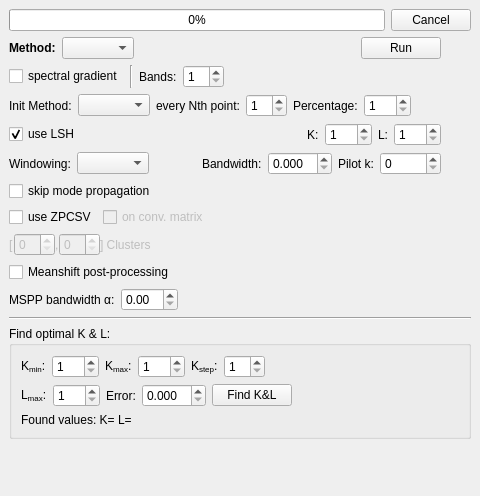
The window that gerbil/gui/docks/ussegmentationdock.ui (gerbilvis/gerbil) describes before a commit, drawn with Qt 5.
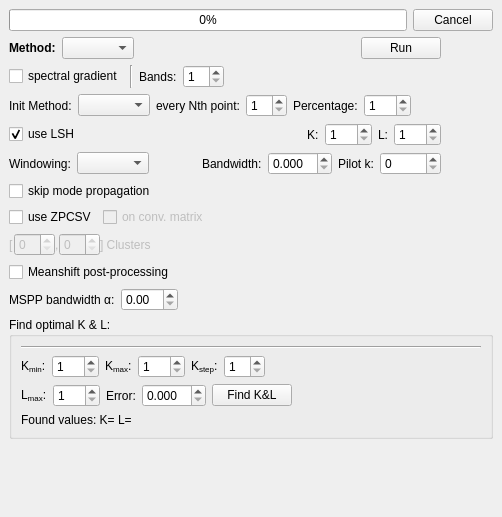
The same window after the commit. Icons and pictures are not drawn.

Commit message: remove unsup. segmentation parameters from user's view renamed dock to clustering (only title) some other GUI polish

The edit to the form file:
```diff
--- a/gerbil/gui/docks/ussegmentationdock.ui
+++ b/gerbil/gui/docks/ussegmentationdock.ui
@@ -6,8 +6,8 @@
    <rect>
     <x>0</x>
     <y>0</y>
-    <width>480</width>
-    <height>496</height>
+    <width>502</width>
+    <height>517</height>
    </rect>
   </property>
   <property name="sizePolicy">
@@ -627,19 +627,19 @@
         </layout>
        </widget>
       </item>
-      <item row="1" column="0">
-       <widget class="Line" name="line_4">
-        <property name="orientation">
-         <enum>Qt::Horizontal</enum>
-        </property>
-       </widget>
-      </item>
       <item row="2" column="0">
        <widget class="QGroupBox" name="groupBox_2">
         <property name="title">
          <string>Find optimal K &amp;&amp; L:</string>
         </property>
         <layout class="QVBoxLayout" name="verticalLayout_12">
+         <item>
+          <widget class="Line" name="line_4">
+           <property name="orientation">
+            <enum>Qt::Horizontal</enum>
+           </property>
+          </widget>
+         </item>
          <item>
           <layout class="QHBoxLayout" name="horizontalLayout_48">
            <item>
```
Left out of the diff: 6 changed lines with no effect on the pictures. The commit also changes 2 other files.
